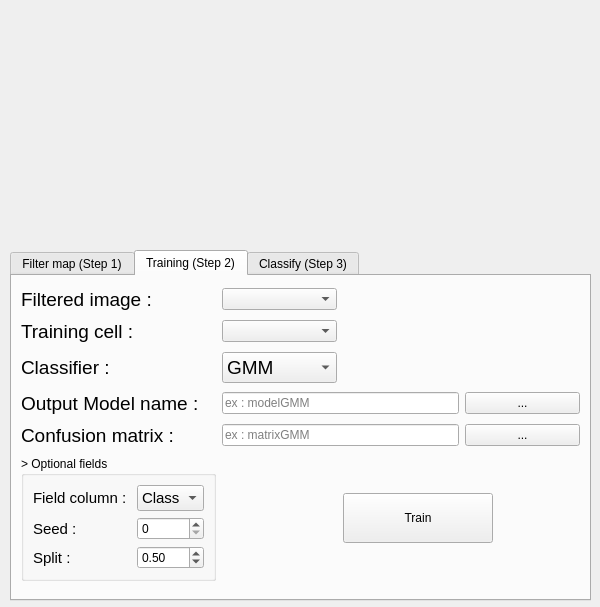
Above: historical_map_dialog_base.ui from nkarasiak/HistoricalMap before the change. Below: the same form after it.
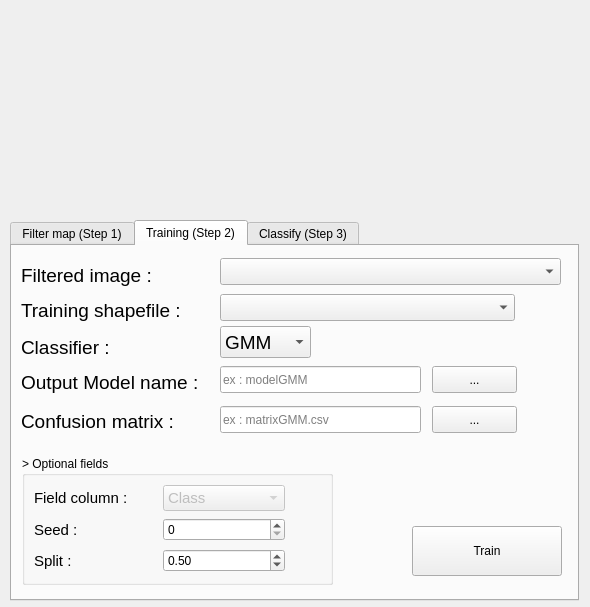
That is the form after the change. The open tabs and pages were chosen to show the change. Icons and pictures are not drawn. Custom widgets are drawn as their Qt base class.

```diff
--- a/historical_map_dialog_base.ui
+++ b/historical_map_dialog_base.ui
@@ -6,7 +6,7 @@
    <rect>
     <x>0</x>
     <y>0</y>
-    <width>600</width>
+    <width>590</width>
     <height>607</height>
    </rect>
   </property>
@@ -18,13 +18,13 @@
   </property>
   <property name="minimumSize">
    <size>
-    <width>600</width>
+    <width>590</width>
     <height>530</height>
    </size>
   </property>
   <property name="maximumSize">
    <size>
-    <width>600</width>
+    <width>590</width>
     <height>1500</height>
    </size>
   </property>
@@ -35,9 +35,9 @@
    <property name="geometry">
     <rect>
      <x>10</x>
-     <y>250</y>
-     <width>581</width>
-     <height>351</height>
+     <y>220</y>
+     <width>569</width>
+     <height>381</height>
     </rect>
    </property>
    <property name="sizePolicy">
@@ -196,9 +196,15 @@
     <attribute name="title">
      <string>Training (Step 2)</string>
     </attribute>
-    <layout class="QGridLayout" name="gridLayout_2">
-     <item row="0" column="0">
       <widget class="QLabel" name="tiffImageLabel_4">
+     <property name="geometry">
+      <rect>
+       <x>9</x>
+       <y>18</y>
+       <width>132</width>
+       <height>22</height>
+      </rect>
+     </property>
        <property name="font">
         <font>
          <pointsize>14</pointsize>
@@ -208,35 +214,59 @@
         <string>Filtered image :</string>
        </property>
       </widget>
-     </item>
-     <item row="0" column="1">
       <widget class="QgsMapLayerComboBox" name="inFiltered">
+     <property name="geometry">
+      <rect>
+       <x>208</x>
+       <y>12</y>
+       <width>341</width>
+       <height>27</height>
+      </rect>
+     </property>
        <property name="filters">
         <set>QgsMapLayerProxyModel::PluginLayer|QgsMapLayerProxyModel::RasterLayer</set>
        </property>
       </widget>
-     </item>
-     <item row="1" column="0">
       <widget class="QLabel" name="tiffImageLabel_5">
+     <property name="geometry">
+      <rect>
+       <x>9</x>
+       <y>53</y>
+       <width>161</width>
+       <height>22</height>
+      </rect>
+     </property>
        <property name="font">
         <font>
          <pointsize>14</pointsize>
         </font>
        </property>
        <property name="text">
-        <string>Training cell :</string>
-       </property>
-      </widget>
-     </item>
-     <item row="1" column="1">
+      <string>Training shapefile :</string>
+     </property>
+    </widget>
       <widget class="QgsMapLayerComboBox" name="inTraining">
+     <property name="geometry">
+      <rect>
+       <x>208</x>
+       <y>48</y>
+       <width>295</width>
+       <height>27</height>
+      </rect>
+     </property>
        <property name="filters">
         <set>QgsMapLayerProxyModel::HasGeometry|QgsMapLayerProxyModel::LineLayer|QgsMapLayerProxyModel::NoGeometry|QgsMapLayerProxyModel::PluginLayer|QgsMapLayerProxyModel::PointLayer|QgsMapLayerProxyModel::PolygonLayer|QgsMapLayerProxyModel::VectorLayer</set>
        </property>
       </widget>
-     </item>
-     <item row="2" column="0">
       <widget class="QLabel" name="tiffImageLabel_10">
+     <property name="geometry">
+      <rect>
+       <x>9</x>
+       <y>90</y>
+       <width>87</width>
+       <height>22</height>
+      </rect>
+     </property>
        <property name="font">
         <font>
          <pointsize>14</pointsize>
@@ -246,9 +276,15 @@
         <string>Classifier :</string>
        </property>
       </widget>
-     </item>
-     <item row="2" column="1">
       <widget class="QComboBox" name="inClassifier">
+     <property name="geometry">
+      <rect>
+       <x>208</x>
+       <y>80</y>
+       <width>91</width>
+       <height>32</height>
+      </rect>
+     </property>
        <property name="font">
         <font>
          <pointsize>14</pointsize>
@@ -275,9 +311,15 @@
         </property>
        </item>
       </widget>
-     </item>
-     <item row="3" column="0">
       <widget class="QLabel" name="tiffImageLabel_9">
+     <property name="geometry">
+      <rect>
+       <x>9</x>
+       <y>125</y>
+       <width>185</width>
+       <height>22</height>
+      </rect>
+     </property>
        <property name="font">
         <font>
          <pointsize>14</pointsize>
@@ -287,9 +329,15 @@
         <string>Output Model name : </string>
        </property>
       </widget>
-     </item>
-     <item row="3" column="1" colspan="2">
       <widget class="QLineEdit" name="outModel">
+     <property name="geometry">
+      <rect>
+       <x>208</x>
+       <y>120</y>
+       <width>201</width>
+       <height>27</height>
+      </rect>
+     </property>
        <property name="text">
         <string/>
        </property>
@@ -297,16 +345,28 @@
         <string>ex : modelGMM</string>
        </property>
       </widget>
-     </item>
-     <item row="3" column="3">
       <widget class="QPushButton" name="selectModel">
+     <property name="geometry">
+      <rect>
+       <x>420</x>
+       <y>120</y>
+       <width>85</width>
+       <height>27</height>
+      </rect>
+     </property>
        <property name="text">
         <string>...</string>
        </property>
       </widget>
-     </item>
-     <item row="4" column="0">
       <widget class="QLabel" name="tiffImageLabel_17">
+     <property name="geometry">
+      <rect>
+       <x>9</x>
+       <y>164</y>
+       <width>154</width>
+       <height>22</height>
+      </rect>
+     </property>
        <property name="font">
         <font>
          <pointsize>14</pointsize>
@@ -316,23 +376,41 @@
         <string>Confusion matrix :</string>
        </property>
       </widget>
-     </item>
-     <item row="4" column="1" colspan="2">
       <widget class="QLineEdit" name="outMatrix">
+     <property name="geometry">
+      <rect>
+       <x>208</x>
+       <y>160</y>
+       <width>201</width>
+       <height>27</height>
+      </rect>
+     </property>
        <property name="placeholderText">
-        <string>ex : matrixGMM</string>
-       </property>
-      </widget>
-     </item>
-     <item row="4" column="3">
+      <string>ex : matrixGMM.csv</string>
+     </property>
+    </widget>
       <widget class="QPushButton" name="selectMatrix">
+     <property name="geometry">
+      <rect>
+       <x>420</x>
+       <y>160</y>
+       <width>85</width>
+       <height>27</height>
+      </rect>
+     </property>
        <property name="text">
         <string>...</string>
        </property>
       </widget>
-     </item>
-     <item row="5" column="0">
       <widget class="QGroupBox" name="groupBox">
+     <property name="geometry">
+      <rect>
+       <x>10</x>
+       <y>210</y>
+       <width>311</width>
+       <height>129</height>
+      </rect>
+     </property>
        <property name="title">
         <string>&gt; Optional fields</string>
        </property>
@@ -349,32 +427,6 @@
           </property>
          </widget>
         </item>
-        <item row="0" column="1">
-         <widget class="QComboBox" name="inField">
-          <property name="font">
-           <font>
-            <pointsize>11</pointsize>
-           </font>
-          </property>
-          <item>
-           <property name="text">
-            <string>Class</string>
-           </property>
-          </item>
-         </widget>
-        </item>
-        <item row="1" column="0">
-         <widget class="QLabel" name="tiffImageLabel_6">
-          <property name="font">
-           <font>
-            <pointsize>11</pointsize>
-           </font>
-          </property>
-          <property name="text">
-           <string>Seed : </string>
-          </property>
-         </widget>
-        </item>
         <item row="2" column="0">
          <widget class="QLabel" name="tiffImageLabel_8">
           <property name="font">
@@ -416,11 +468,131 @@
           </property>
          </widget>
         </item>
-       </layout>
-      </widget>
-     </item>
-     <item row="5" column="2" colspan="2">
+      <item row="0" column="1">
+       <widget class="QComboBox" name="inField">
+        <property name="enabled">
+         <bool>false</bool>
+        </property>
+        <property name="font">
+         <font>
+          <pointsize>11</pointsize>
+         </font>
+        </property>
+        <item>
+         <property name="text">
+          <string>Class</string>
+         </property>
+        </item>
+       </widget>
+      </item>
+      <item row="1" column="0">
+       <widget class="QLabel" name="tiffImageLabel_6">
+        <property name="font">
+         <font>
+          <pointsize>11</pointsize>
+         </font>
+        </property>
+        <property name="text">
+         <string>Seed : </string>
+        </property>
+       </widget>
+      </item>
+      <item row="0" column="2">
+       <widget class="QLabel" name="label_9">
+        <property name="minimumSize">
+         <size>
+          <width>0</width>
+          <height>30</height>
+         </size>
+        </property>
+        <property name="maximumSize">
+         <size>
+          <width>30</width>
+          <height>30</height>
+         </size>
+        </property>
+        <property name="toolTip">
+         <string>&lt;html&gt;&lt;head/&gt;&lt;body&gt;&lt;p&gt;By default you must have a column nammed 'Class' where you put the id of your segmentation (1 for Forest, 2 for Water... You must leave 0 for the script).&lt;/p&gt;&lt;p&gt;We're currently working on this feature.&lt;/p&gt;&lt;/body&gt;&lt;/html&gt;</string>
+        </property>
+        <property name="text">
+         <string/>
+        </property>
+        <property name="pixmap">
+         <pixmap resource="resources.qrc">:/plugins/HistoricalMap/img/help/information.png</pixmap>
+        </property>
+        <property name="scaledContents">
+         <bool>true</bool>
+        </property>
+       </widget>
+      </item>
+      <item row="1" column="2">
+       <widget class="QLabel" name="label_10">
+        <property name="minimumSize">
+         <size>
+          <width>0</width>
+          <height>30</height>
+         </size>
+        </property>
+        <property name="maximumSize">
+         <size>
+          <width>30</width>
+          <height>30</height>
+         </size>
+        </property>
+        <property name="toolTip">
+         <string>Default is 0. You can set the seed (or leave it to 0) to compare and have the same result.</string>
+        </property>
+        <property name="text">
+         <string/>
+        </property>
+        <property name="pixmap">
+         <pixmap resource="resources.qrc">:/plugins/HistoricalMap/img/help/information.png</pixmap>
+        </property>
+        <property name="scaledContents">
+         <bool>true</bool>
+        </property>
+       </widget>
+      </item>
+      <item row="2" column="2">
+       <widget class="QLabel" name="label_11">
+        <property name="minimumSize">
+         <size>
+          <width>0</width>
+          <height>30</height>
+         </size>
+        </property>
+        <property name="maximumSize">
+         <size>
+          <width>30</width>
+          <height>30</height>
+         </size>
+        </property>
+        <property name="toolTip">
+         <string>Number (percent) of parcel that will be use for training.
+For example 0,5 means that we use 50% of your parcel for making the model.</string>
+        </property>
+        <property name="text">
+         <string/>
+        </property>
+        <property name="pixmap">
+         <pixmap resource="resources.qrc">:/plugins/HistoricalMap/img/help/information.png</pixmap>
+        </property>
+        <property name="scaledContents">
+         <bool>true</bool>
+        </property>
+       </widget>
+      </item>
+     </layout>
+    </widget>
       <widget class="QPushButton" name="btnTrain">
+     <property name="geometry">
+      <rect>
+       <x>400</x>
+       <y>280</y>
+       <width>150</width>
+       <height>50</height>
+      </rect>
+     </property>
        <property name="sizePolicy">
         <sizepolicy hsizetype="Fixed" vsizetype="Fixed">
          <horstretch>0</horstretch>
@@ -446,14 +618,151 @@
         <string>Train</string>
        </property>
        <property name="default">
-        <bool>true</bool>
+      <bool>false</bool>
        </property>
        <property name="flat">
         <bool>false</bool>
        </property>
       </widget>
-     </item>
-    </layout>
+    <widget class="QLabel" name="label_5">
+     <property name="geometry">
+      <rect>
+       <x>310</x>
+       <y>81</y>
+       <width>30</width>
+       <height>30</height>
+      </rect>
+     </property>
+     <property name="minimumSize">
+      <size>
+       <width>0</width>
+       <height>30</height>
+      </size>
+     </property>
+     <property name="maximumSize">
+      <size>
+       <width>30</width>
+       <height>30</height>
+      </size>
+     </property>
+     <property name="toolTip">
+      <string>GMM : Gaussian Mixture Model
+KNN : K-Nearest Neighbors
+RF : Random Forest
+SVM : Support Vector Machine</string>
+     </property>
+     <property name="text">
+      <string/>
+     </property>
+     <property name="pixmap">
+      <pixmap resource="resources.qrc">:/plugins/HistoricalMap/img/help/information.png</pixmap>
+     </property>
+     <property name="scaledContents">
+      <bool>true</bool>
+     </property>
+    </widget>
+    <widget class="QLabel" name="label_6">
+     <property name="geometry">
+      <rect>
+       <x>510</x>
+       <y>116</y>
+       <width>30</width>
+       <height>30</height>
+      </rect>
+     </property>
+     <property name="minimumSize">
+      <size>
+       <width>0</width>
+       <height>30</height>
+      </size>
+     </property>
+     <property name="maximumSize">
+      <size>
+       <width>30</width>
+       <height>30</height>
+      </size>
+     </property>
+     <property name="toolTip">
+      <string>&lt;html&gt;&lt;head/&gt;&lt;body&gt;&lt;p&gt;This will output the training model you will need for the step 3.&lt;/p&gt;&lt;p&gt;No extension.&lt;/p&gt;&lt;/body&gt;&lt;/html&gt;</string>
+     </property>
+     <property name="text">
+      <string/>
+     </property>
+     <property name="pixmap">
+      <pixmap resource="resources.qrc">:/plugins/HistoricalMap/img/help/information.png</pixmap>
+     </property>
+     <property name="scaledContents">
+      <bool>true</bool>
+     </property>
+    </widget>
+    <widget class="QLabel" name="label_7">
+     <property name="geometry">
+      <rect>
+       <x>510</x>
+       <y>156</y>
+       <width>30</width>
+       <height>30</height>
+      </rect>
+     </property>
+     <property name="minimumSize">
+      <size>
+       <width>0</width>
+       <height>30</height>
+      </size>
+     </property>
+     <property name="maximumSize">
+      <size>
+       <width>30</width>
+       <height>30</height>
+      </size>
+     </property>
+     <property name="toolTip">
+      <string>It will output a confusion matrix in a CSV format.</string>
+     </property>
+     <property name="text">
+      <string/>
+     </property>
+     <property name="pixmap">
+      <pixmap resource="resources.qrc">:/plugins/HistoricalMap/img/help/information.png</pixmap>
+     </property>
+     <property name="scaledContents">
+      <bool>true</bool>
+     </property>
+    </widget>
+    <widget class="QLabel" name="label_8">
+     <property name="geometry">
+      <rect>
+       <x>510</x>
+       <y>46</y>
+       <width>30</width>
+       <height>30</height>
+      </rect>
+     </property>
+     <property name="minimumSize">
+      <size>
+       <width>0</width>
+       <height>30</height>
+      </size>
+     </property>
+     <property name="maximumSize">
+      <size>
+       <width>30</width>
+       <height>30</height>
+      </size>
+     </property>
+     <property name="toolTip">
+      <string>&lt;html&gt;&lt;head/&gt;&lt;body&gt;&lt;p&gt;You need a SHP file with a column named 'Class'.&lt;/p&gt;&lt;p&gt;In this column you have to make some polygons.&lt;/p&gt;&lt;p&gt;For example 1 is for Forest, 2 for Water.&lt;/p&gt;&lt;p&gt;Leave 0 for the script.&lt;/p&gt;&lt;/body&gt;&lt;/html&gt;</string>
+     </property>
+     <property name="text">
+      <string/>
+     </property>
+     <property name="pixmap">
+      <pixmap resource="resources.qrc">:/plugins/HistoricalMap/img/help/information.png</pixmap>
+     </property>
+     <property name="scaledContents">
+      <bool>true</bool>
+     </property>
+    </widget>
    </widget>
    <widget class="QWidget" name="tab_3">
     <attribute name="title">
@@ -670,8 +979,8 @@
    </property>
    <property name="geometry">
     <rect>
-     <x>-1</x>
-     <y>-1</y>
+     <x>0</x>
+     <y>0</y>
      <width>601</width>
      <height>211</height>
     </rect>
```
Left out of the diff: 688 changed lines with no effect on the pictures. Lines whose indentation alone changed are shown as unchanged.
